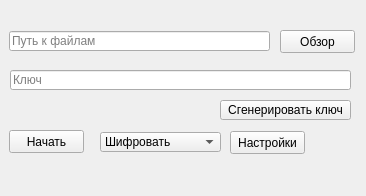
Before: the Qt Designer form mainwindow.ui in Peon24/crypto, drawn with Qt 5.
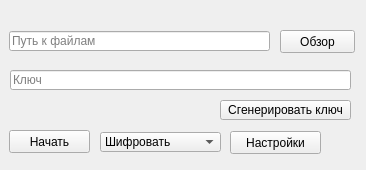
After: the same form once the commit is applied. Icons and pictures are not drawn.

```diff
--- a/mainwindow.ui
+++ b/mainwindow.ui
@@ -7,19 +7,19 @@
     <x>0</x>
     <y>0</y>
     <width>366</width>
-    <height>196</height>
+    <height>170</height>
    </rect>
   </property>
   <property name="minimumSize">
    <size>
     <width>366</width>
-    <height>196</height>
+    <height>170</height>
    </size>
   </property>
   <property name="maximumSize">
    <size>
     <width>366</width>
-    <height>196</height>
+    <height>170</height>
    </size>
   </property>
   <property name="windowTitle">
@@ -96,7 +96,7 @@
      <rect>
       <x>9</x>
       <y>130</y>
-      <width>75</width>
+      <width>81</width>
       <height>23</height>
      </rect>
     </property>
@@ -122,7 +122,7 @@
      <rect>
       <x>230</x>
       <y>131</y>
-      <width>75</width>
+      <width>91</width>
       <height>23</height>
      </rect>
     </property>
```
Left out of the diff: 28 changed lines with no effect on the pictures.
